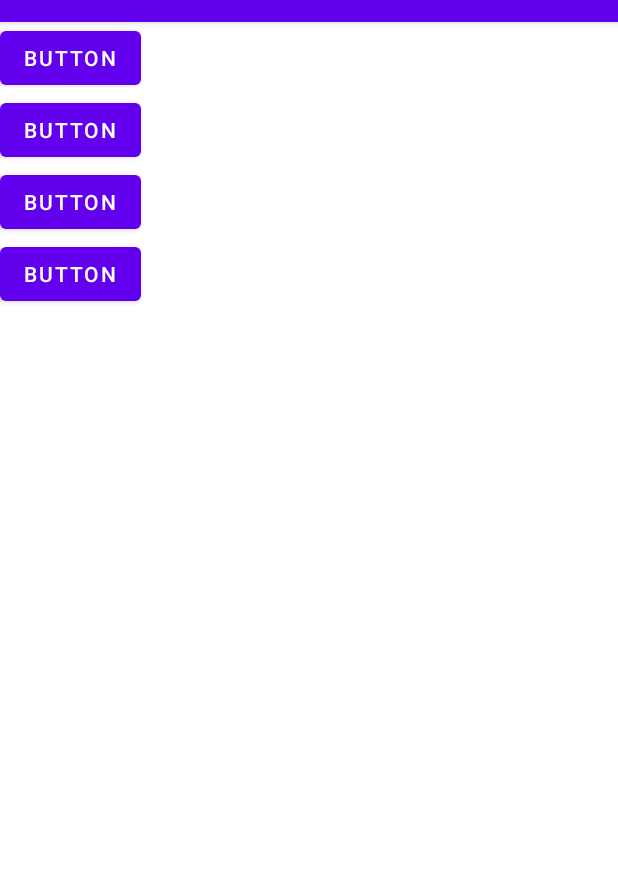
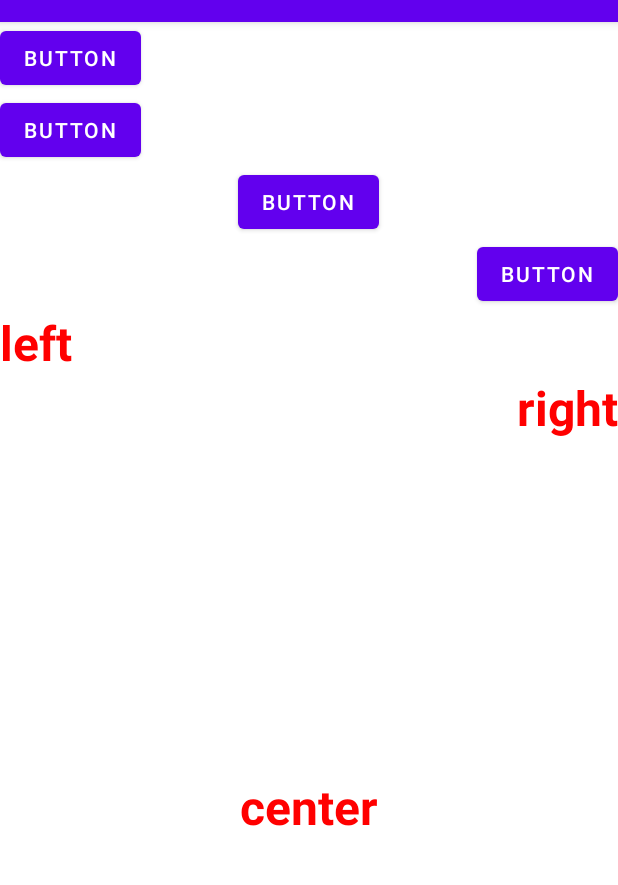
Before and after one commit to ilmntr/DoitAndroidStudio, an Android app: the screen it shows after launch (MainActivity), on a phone screen of 412 x 824 dp, the part 62-947 px from its top. Run offline under Robolectric (Android 15) with nearby library versions, the phone set to English and light mode, and no system bars.

```diff
--- a/app/src/main/res/layout/activity_main.xml
+++ b/app/src/main/res/layout/activity_main.xml
@@ -17,17 +17,53 @@
         android:id="@+id/button2"
         android:layout_width="wrap_content"
         android:layout_height="wrap_content"
+        android:layout_gravity="left"
         android:text="Button" />
 
     <Button
         android:id="@+id/button3"
         android:layout_width="wrap_content"
         android:layout_height="wrap_content"
+        android:layout_gravity="center"
         android:text="Button" />
 
     <Button
         android:id="@+id/button4"
         android:layout_width="wrap_content"
         android:layout_height="wrap_content"
+        android:layout_gravity="right"
         android:text="Button" />
+
+    <TextView
+        android:id="@+id/textView"
+        android:layout_width="match_parent"
+        android:layout_height="wrap_content"
+        android:layout_gravity="left"
+        android:gravity="left"
+        android:text="left"
+        android:textColor="#ffff0000"
+        android:textSize="32sp"
+        android:textStyle="bold" />
+
+    <TextView
+        android:id="@+id/textView2"
+        android:layout_width="match_parent"
+        android:layout_height="wrap_content"
+        android:layout_gravity="right"
+        android:gravity="right"
+        android:text="right"
+        android:textColor="#ffff0000"
+        android:textSize="32sp"
+        android:textStyle="bold" />
+
+    <TextView
+        android:id="@+id/textView3"
+        android:layout_width="match_parent"
+        android:layout_height="match_parent"
+        android:layout_gravity="center_vertical"
+        android:gravity="center_horizontal|center_vertical"
+        android:text="center"
+        android:textColor="#ffff0000"
+        android:textSize="32sp"
+        android:textStyle="bold" />
 </LinearLayout>
```
